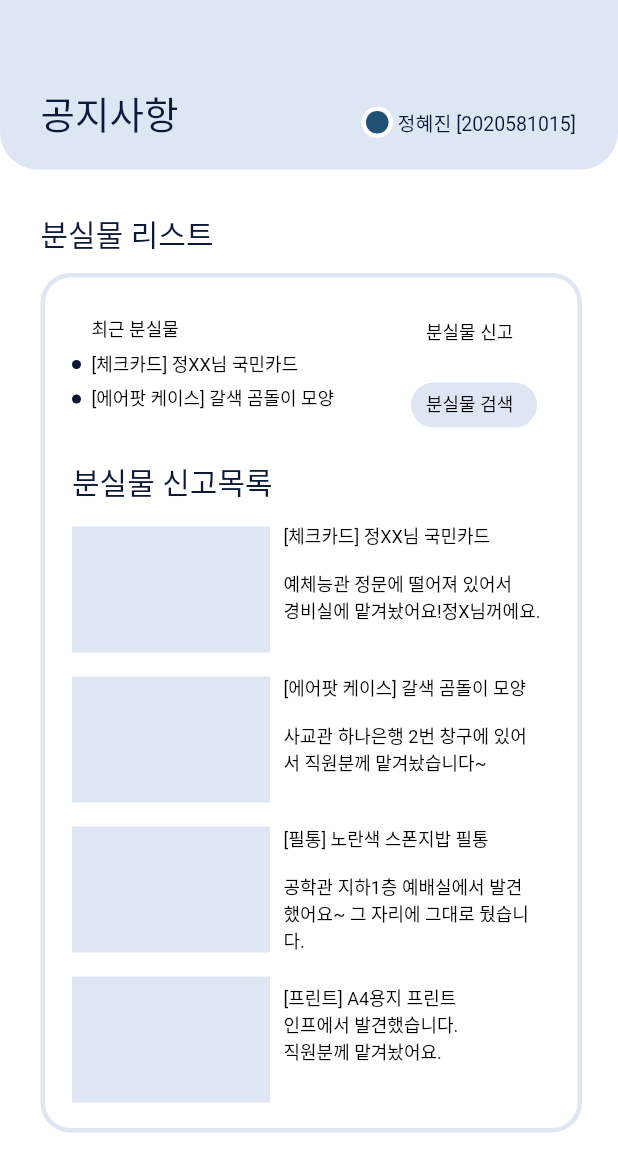
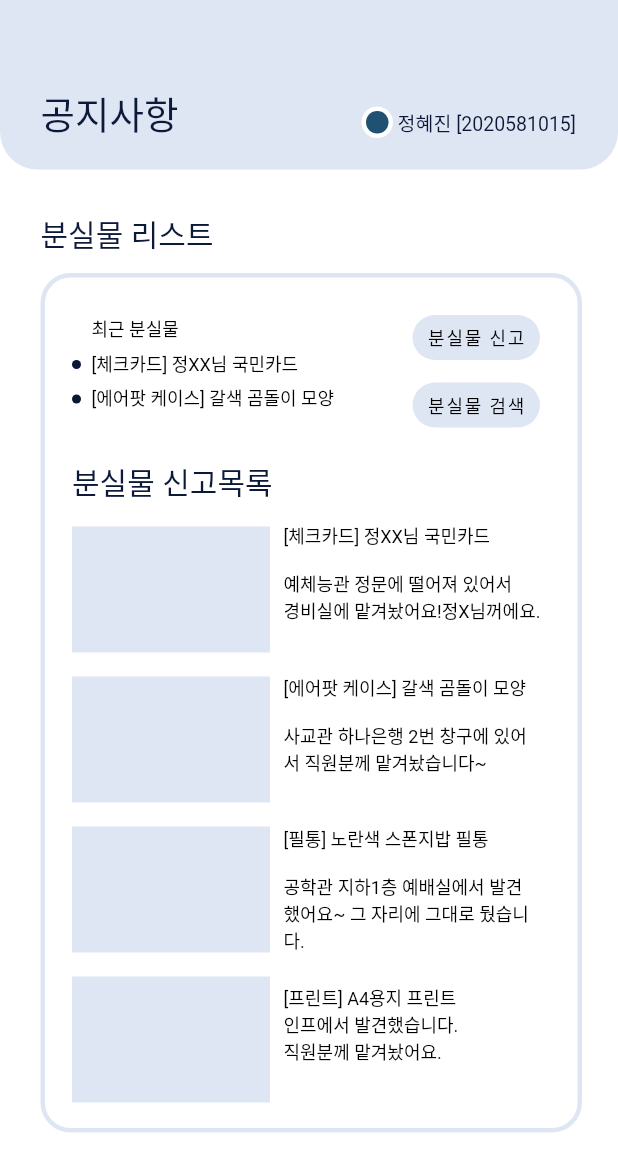
Before and after one commit to suzumsz/Everything_Jeon, a Flutter app: the XDinfo_list screen opened by its route, on a phone screen of 412 x 824 dp. Shown: the top 1172 px of the screen. Run offline on Flutter 3.47's test engine with Material 2 defaults, Android fonts, the phone set to English and light mode, and no system bars; missing offline and left inert: adobe_xd; Roboto replaces fonts that are missing (DX유니고딕 20).

Commit message:
공지사항 업데이트

```diff
--- a/lib/NoticePage.dart
+++ b/lib/NoticePage.dart
@@ -1,13 +1,18 @@
 import 'package:flutter/material.dart';
 // ignore: unused_import
 import 'package:url_launcher/url_launcher.dart';
+import 'XDinfo_list.dart';
 
 // 브라우저를 열 링크
 const url = 'https://www.mjc.ac.kr/bbs/data/list.do?menu_idx=169';
 
 const double formH = 120;
+double _width = 200;
+double _height = 200;
 
 const PrimaryColor = const Color(0xFFDFE6F3);
+AnimationController aniController;
+Animation<double> animation;
 
 Container addText(String text, double size, double _left, double _top) {
   return Container(
@@ -68,19 +73,19 @@ Widget buttonArrow(Alignment direction, int btnType, String heroTag) {
                       foregroundColor: Colors.white,
                       mini: true,
                       onPressed: () async {
-                        await launch(url,
-                            forceWebView: false, forceSafariVC: false);
                         //await launch(url, forceWebView: true, forceSafariVC: true);
 
                         // Respond to button press
                         switch (btnType) {
                           case 1:
+                            await launch(url,
+                                forceWebView: false, forceSafariVC: false);
                             break;
                           case 2:
                             Navigator.push(
                               context,
                               MaterialPageRoute(
-                                  builder: (context) => ThiredRoute()),
+                                  builder: (context) => XDinfo_list()),
                             );
                             break;
                         }
@@ -128,22 +133,25 @@ Widget boxMileage(String text, TextStyle textstyle) {
 }
 
 Widget borderContainer1 = Container(
-  padding: const EdgeInsets.all(15.0),
-  margin: const EdgeInsets.all(15.0),
+    //padding: const EdgeInsets.all(15.0),
+    //margin: const EdgeInsets.all(15.0),
+    width: _width,
+    height: _height,
     decoration: BoxDecoration(
       borderRadius: BorderRadius.circular(20),
       border: Border.all(width: 3, color: PrimaryColor),
     ),
+    child: Container(
       child: Column(
         crossAxisAlignment: CrossAxisAlignment.start,
         children: [
-      Text("● 10. 31 / 16:00     산업디자인과 취업 특강 이수"),
-      Text("● 11. 02 / 18:00     프레젠테이션 잘하기 9주차 과제 제출"),
-      Text("● 11. 08 / 24:00     프레젠테이션 잘하기 리포트 제출"),
-      buttonAdd(Alignment.centerRight, "btnAdd1"),
+          Text("⦁ 10. 31 / 16:00     산업디자인과 취업 특강 이수"),
+          Text("⦁ 11. 02 / 18:00     프레젠테이션 잘하기 9주차 과제 제출"),
+          Text("⦁ 11. 08 / 24:00     프레젠테이션 잘하기 리포트 제출"),
+          //buttonAdd(Alignment.centerRight, "btnAdd1"),
         ],
       ),
-);
+    ));
 
 Widget borderContainer2 = Container(
   padding: const EdgeInsets.all(15.0),
@@ -154,9 +162,9 @@ Widget borderContainer2 = Container(
   child: Column(
     crossAxisAlignment: CrossAxisAlignment.start,
     children: [
-      Text("● [긴급] 기숙사생 입사 관련 공지사항"),
-      Text("● 비대면 수업 중간고사 시험 안내"),
-      Text("● 프레젠테이션 경진대회 결과"),
+      Text("⦁ [긴급] 기숙사생 입사 관련 공지사항"),
+      Text("⦁ 비대면 수업 중간고사 시험 안내"),
+      Text("⦁ 프레젠테이션 경진대회 결과"),
       buttonArrow(Alignment.centerRight, 1, "btnArrow1"),
     ],
   ),
@@ -178,8 +186,8 @@ Widget borderContainer3 = Container(
             children: [
               Text("     최근 분실물",
                   style: TextStyle(fontWeight: FontWeight.bold)),
-              Text("● [체크카트] 정XX님 국민카드"),
-              Text("● [에어팟 케이스] 갈색 곰돌이 모양"),
+              Text("⦁ [체크카트] 정XX님 국민카드"),
+              Text("⦁ [에어팟 케이스] 갈색 곰돌이 모양"),
             ],
           ),
           Column(
@@ -381,25 +389,6 @@ class NoticePage extends StatelessWidget {
   }
 }
 
-/* 그 뭐냐 그... 그그.....그.......... 아 학사공지 탭 */
-class SecondRoute extends StatelessWidget {
-  NoticePage myapp = new NoticePage();
-  Widget build(BuildContext context) {
-    return Stack(
-      children: [
-        Scaffold(
-          appBar: PreferredSize(
-            preferredSize: Size.fromHeight(formH - 40),
-            child: make_Appbar(false),
-          ),
-          body: Text('학사 공지',
-              style: new TextStyle(fontSize: 20.0, color: Colors.black)),
-        ),
-      ],
-    );
-  }
-}
-
 //분실물 더보기
 class ThiredRoute extends StatelessWidget {
   Widget build(BuildContext context) {
--- a/lib/XDinfo_list.dart
+++ b/lib/XDinfo_list.dart
@@ -1,4 +1,6 @@
+import 'package:everything_jeon/NoticePage.dart';
 import 'package:flutter/material.dart';
+import 'NoticePage.dart';
 
 // ignore: camel_case_types
 class XDinfo_list extends StatelessWidget {
@@ -53,7 +55,7 @@ class XDinfo_list extends StatelessWidget {
           ),
           // Adobe XD layer: 'Background' (shape)
           Container(
-            width: 415.0,
+            width: MediaQuery.of(context).size.width,
             height: 113.0,
             decoration: BoxDecoration(
               borderRadius: BorderRadius.only(
@@ -231,45 +233,36 @@ class XDinfo_list extends StatelessWidget {
             ),
           ),
           Transform.translate(
-            offset: Offset(274.0, 207.0),
-            /*child: SvgPicture.string(
-              _svg_ecau1l,
-              allowDrawingOutsideViewBox: true,
-            ),*/ //-----> 분실물신고 싸고있는 버튼 넣음 돼
-          ),
-          Transform.translate(
-            offset: Offset(274.0, 255.0),
+            offset: Offset(255.0, 200.0),
             child: Container(
-              width: 84.0,
-              height: 30.0,
-              decoration: BoxDecoration(
-                borderRadius: BorderRadius.circular(15.0),
-                color: const Color(0xffdfe6f3),
-              ),
-            ),
-          ),
-          Transform.translate(
-            offset: Offset(284.0, 212.0),
-            child: Text(
-              '분실물 신고',
-              style: TextStyle(
+              width: 105,
+              height: 40,
+              child: buttonExtended(
+                  "분실물 신고",
+                  TextStyle(
                     fontFamily: 'DX유니고딕 20',
                     fontSize: 12,
                     color: const Color(0xff000000),
                   ),
-              textAlign: TextAlign.left,
+                  "btnEx3",
+                  PrimaryColor),
             ),
           ),
+
           Transform.translate(
-            offset: Offset(284.0, 260.0),
-            child: Text(
-              '분실물 검색',
-              style: TextStyle(
+            offset: Offset(255.0, 245.0),
+            child: Container(
+              width: 105,
+              height: 40,
+              child: buttonExtended(
+                  "분실물 검색",
+                  TextStyle(
                     fontFamily: 'DX유니고딕 20',
                     fontSize: 12,
                     color: const Color(0xff000000),
                   ),
-              textAlign: TextAlign.left,
+                  "btnEx4",
+                  PrimaryColor),
             ),
           ),
           Transform.translate(
```
Lines whose indentation alone changed are shown as unchanged.
